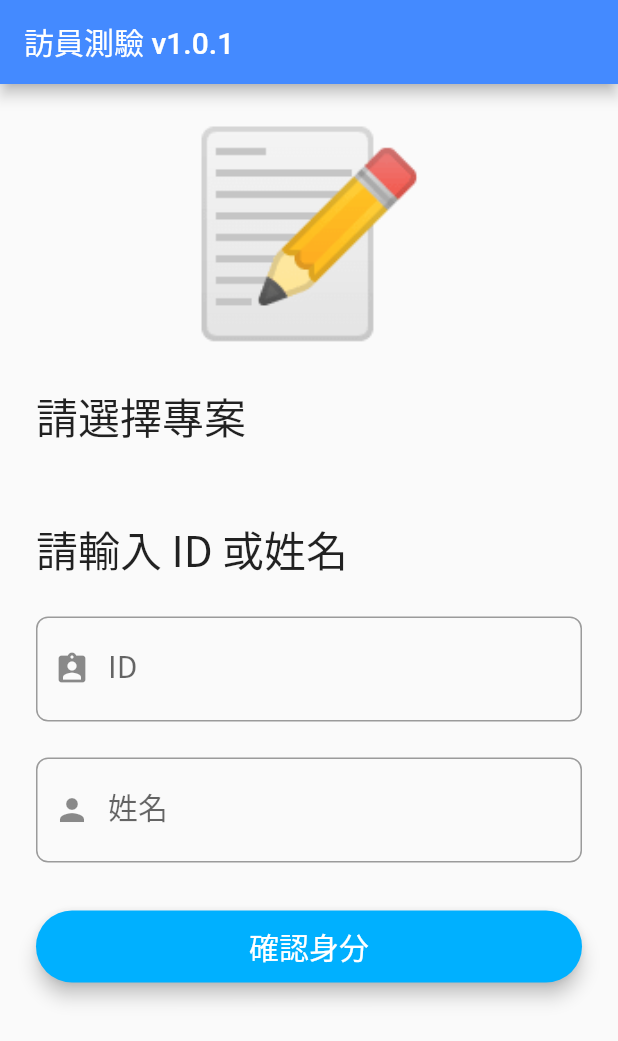
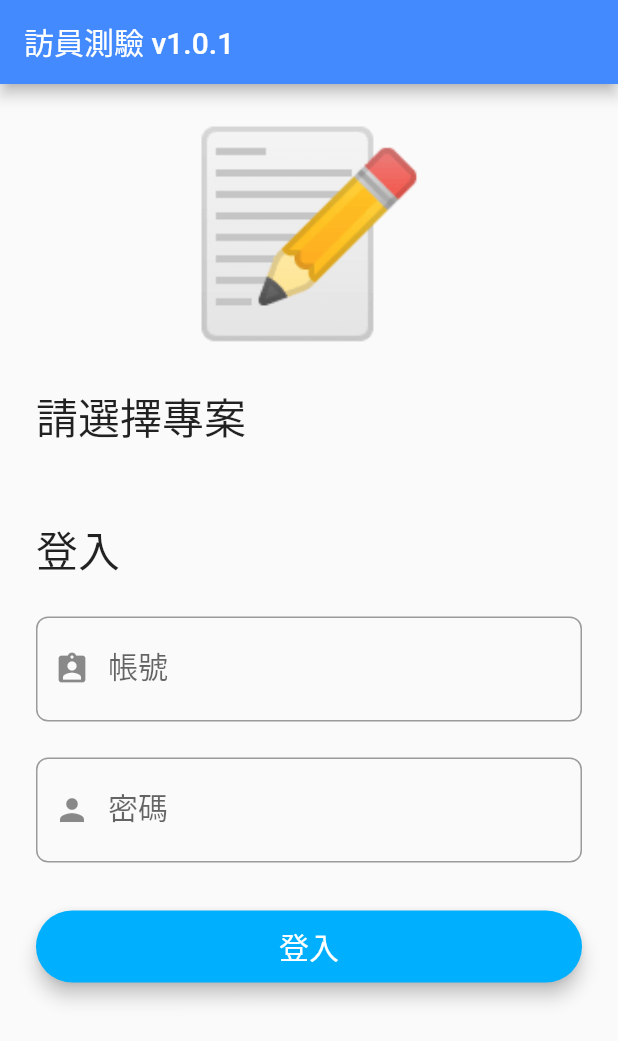
Before and after one commit to yun-cheng/survey-app, a Flutter app: the screen it shows after launch, on a phone screen of 412 x 824 dp. Shown: the top 1041 px of the screen. Run offline on Flutter 3.47's test engine with Material 2 defaults, Android fonts, the phone set to English and light mode, and no system bars; our stand-ins replace auto_route, bloc, cloud_firestore, dartz, flushbar, flutter_bloc and 5 more; accounts and stored records are empty; generated files the repository leaves out were written again.

Commit message:
Login using id and password

```diff
--- a/lib/application/auth/auth_event.dart
+++ b/lib/application/auth/auth_event.dart
@@ -1,6 +1,6 @@
-part of 'auth_bloc.dart';
+// part of 'auth_bloc.dart';
 
-@freezed
-abstract class AuthEvent with _$AuthEvent {
-  const factory AuthEvent.authCheckRequested(bool isSuccess) = AuthCheckRequested;
-}
+// @freezed
+// abstract class AuthEvent with _$AuthEvent {
+//   const factory AuthEvent.authCheckRequested(bool isSuccess) = AuthCheckRequested;
+// }
--- a/lib/application/auth/auth_state.dart
+++ b/lib/application/auth/auth_state.dart
@@ -1,8 +1,8 @@
-part of 'auth_bloc.dart';
+// part of 'auth_bloc.dart';
 
-@freezed
-abstract class AuthState with _$AuthState {
-  const factory AuthState.initial() = Initial;
-  const factory AuthState.authenticated() = Authenticated;
-  const factory AuthState.unauthenticated() = Unauthenticated;
-}
+// @freezed
+// abstract class AuthState with _$AuthState {
+//   const factory AuthState.initial() = Initial;
+//   const factory AuthState.authenticated() = Authenticated;
+//   const factory AuthState.unauthenticated() = Unauthenticated;
+// }
--- a/lib/application/auth/sign_in_form/sign_in_form_event.dart
+++ b/lib/application/auth/sign_in_form/sign_in_form_event.dart
@@ -8,8 +8,8 @@ abstract class SignInFormEvent with _$SignInFormEvent {
       _ProjectSelected;
   const factory SignInFormEvent.interviewerIdChanged(String interviewerIdStr) =
       _InterviewerIdChanged;
-  const factory SignInFormEvent.interviewerNameChanged(
-      String interviewerNameStr) = _InterviewerNameChanged;
+  const factory SignInFormEvent.passwordChanged(
+      String passwordStr) = _PasswordChanged;
   const factory SignInFormEvent.signInPressed() = _SignInPressed;
   const factory SignInFormEvent.signedOut() = _SignedOut;
 }
--- a/lib/application/auth/sign_in_form/sign_in_form_state.dart
+++ b/lib/application/auth/sign_in_form/sign_in_form_state.dart
@@ -5,20 +5,19 @@ abstract class SignInFormState with _$SignInFormState {
   const factory SignInFormState({
     @required ProjectId projectId,
     @required InterviewerId interviewerId,
-    @required InterviewerName interviewerName,
-    @required Interviewer interviewer,
-    @required Option<AuthFailure> failureOption,
+    @required Password password,
+    @required Option<Interviewer> interviewerOption,
+    @required
+        Option<Either<AuthFailure, Interviewer>> authFailureOrInterviewerOption,
     @required bool showErrorMessages,
-    @required bool isSuccess,
   }) = _SignInFormState;
 
   factory SignInFormState.initial() => SignInFormState(
         projectId: ProjectId.empty(),
         interviewerId: InterviewerId.empty(),
-        interviewerName: InterviewerName.empty(),
-        interviewer: Interviewer.empty(),
-        failureOption: none(),
+        password: Password.empty(),
+        interviewerOption: none(),
+        authFailureOrInterviewerOption: none(),
         showErrorMessages: false,
-        isSuccess: false,
       );
 }
--- a/lib/domain/auth/auth_failure.dart
+++ b/lib/domain/auth/auth_failure.dart
@@ -8,8 +8,8 @@ abstract class AuthFailure with _$AuthFailure {
   const factory AuthFailure.insufficientPermission() = _InsufficientPermission;
   const factory AuthFailure.unableToGet() = _UnableToGet;
   const factory AuthFailure.unexpected() = _Unexpected;
-  const factory AuthFailure.interviewerIdAndNameNotFound() =
-      InterviewerIdAndNameNotFound;
-  const factory AuthFailure.interviewerIdAndNameConflict() =
-      InterviewerIdAndNameConflict;
+  const factory AuthFailure.invalidIdAndPasswordCombination() =
+      InvalidIdAndPasswordCombination;
+  // const factory AuthFailure.interviewerIdAndNameConflict() =
+  //     InterviewerIdAndNameConflict;
 }
--- a/lib/domain/auth/i_auth_facade.dart
+++ b/lib/domain/auth/i_auth_facade.dart
@@ -14,9 +14,9 @@ abstract class IAuthFacade {
     @required ProjectId projectId,
   });
   Future<void> getInterviewerListFromAsset();
-  Either<AuthFailure, Interviewer> signInWithInterviewerIdOrName({
+  Either<AuthFailure, Interviewer> signInWithInterviewerIdAndPassword({
     @required InterviewerId interviewerId,
-    @required InterviewerName interviewerName,
+    @required Password password,
     @required KtList<Interviewer> interviewerList,
   });
   Option<Interviewer> getSignedInInterviewer();
--- a/lib/domain/auth/interviewer.dart
+++ b/lib/domain/auth/interviewer.dart
@@ -12,11 +12,13 @@ abstract class Interviewer implements _$Interviewer {
   const factory Interviewer({
     @required InterviewerId id,
     @required InterviewerName name,
+    @required Password password,
   }) = _Interviewer;
 
   factory Interviewer.empty() => Interviewer(
         id: InterviewerId.empty(),
         name: InterviewerName.empty(),
+        password: Password.empty(),
       );
 
   Option<ValueFailure<dynamic>> get failureOption {
@@ -24,6 +26,7 @@ abstract class Interviewer implements _$Interviewer {
         .id
         .failureOrUnit
         .andThen(name.failureOrUnit)
+        .andThen(password.failureOrUnit)
         .fold((f) => some(f), (_) => none());
   }
 }
--- a/lib/domain/auth/value_objects.dart
+++ b/lib/domain/auth/value_objects.dart
@@ -17,6 +17,22 @@ class InterviewerId extends ValueObject<String> {
   factory InterviewerId.empty() => InterviewerId('');
 
   const InterviewerId._(this.value);
+}
+
+class Password extends ValueObject<String> {
+  @override
+  final Either<ValueFailure<String>, String> value;
+
+  factory Password(String input) {
+    assert(input != null);
+    return Password._(
+      validateStringNotEmpty(input),
+    );
+  }
+
+  factory Password.empty() => Password('');
+
+  const Password._(this.value);
 }
 
 class InterviewerName extends ValueObject<String> {
--- a/lib/infrastructure/auth/interviewer_dtos.dart
+++ b/lib/infrastructure/auth/interviewer_dtos.dart
@@ -44,12 +44,14 @@ abstract class InterviewerDto implements _$InterviewerDto {
   const factory InterviewerDto({
     @required String id,
     @required String name,
+    @required String password,
   }) = _InterviewerDto;
 
   factory InterviewerDto.fromDomain(Interviewer interviewer) {
     return InterviewerDto(
       id: interviewer.id.getOrCrash(),
       name: interviewer.name.getOrCrash(),
+      password: interviewer.password.getOrCrash(),
     );
   }
 
@@ -57,6 +59,7 @@ abstract class InterviewerDto implements _$InterviewerDto {
     return Interviewer(
       id: InterviewerId(id),
       name: InterviewerName(name),
+      password: Password(password),
     );
   }
 
--- a/lib/injection.iconfig.dart
+++ b/lib/injection.iconfig.dart
@@ -17,7 +17,6 @@ import 'package:interviewer_quiz_flutter_app/application/auth/project_list/proje
 import 'package:interviewer_quiz_flutter_app/application/quiz/question_list/question_list_bloc.dart';
 import 'package:interviewer_quiz_flutter_app/application/quiz/question_page/question_page_bloc.dart';
 import 'package:interviewer_quiz_flutter_app/application/auth/sign_in_form/sign_in_form_bloc.dart';
-import 'package:interviewer_quiz_flutter_app/application/auth/auth_bloc.dart';
 import 'package:interviewer_quiz_flutter_app/application/quiz/question/question_bloc.dart';
 import 'package:interviewer_quiz_flutter_app/application/quiz_list/quiz_list_bloc.dart';
 import 'package:get_it/get_it.dart';
@@ -39,7 +38,6 @@ void $initGetIt(GetIt g, {String environment}) {
       () => QuestionPageBloc(g<QuestionListBloc>()));
   g.registerFactory<SignInFormBloc>(
       () => SignInFormBloc(g<IAuthFacade>(), g<InterviewerListBloc>()));
-  g.registerFactory<AuthBloc>(() => AuthBloc(g<SignInFormBloc>()));
   g.registerFactory<QuestionBloc>(() => QuestionBloc(
         g<IQuizRepository>(),
         g<QuestionListBloc>(),
--- a/lib/presentation/core/app_widget.dart
+++ b/lib/presentation/core/app_widget.dart
@@ -32,11 +32,11 @@ class AppWidget extends StatelessWidget {
             BlocProvider.of<InterviewerListBloc>(context),
           ),
         ),
-        BlocProvider(
-          create: (context) => AuthBloc(
-            BlocProvider.of<SignInFormBloc>(context),
-          ),
-        ),
+        // BlocProvider(
+        //   create: (context) => AuthBloc(
+        //     BlocProvider.of<SignInFormBloc>(context),
+        //   ),
+        // ),
       ],
       child: MaterialApp(
         title: '訪員測驗',
--- a/lib/presentation/sign_in/widgets/sign_in_form.dart
+++ b/lib/presentation/sign_in/widgets/sign_in_form.dart
@@ -16,46 +16,24 @@ class SignInForm extends StatelessWidget {
     return BlocConsumer<SignInFormBloc, SignInFormState>(
       listener: (context, state) {
         // NOTE 監聽是否登入成功
-        if (!state.isSuccess) {
-          state.failureOption.fold(
+        state.authFailureOrInterviewerOption.fold(
           () {},
-            (failure) {
+          (either) => either.fold((failure) {
             FlushbarHelper.createError(
               message: failure.map(
                 serverError: (_) => '伺服器錯誤',
-                  interviewerIdAndNameNotFound: (_) => '找不到訪員ID或姓名',
-                  interviewerIdAndNameConflict: (_) => '...',
+                invalidIdAndPasswordCombination: (_) => '帳號或密碼錯誤',
                 insufficientPermission: (_) => '權限不足',
                 unableToGet: (_) => '無法取得',
                 unexpected: (_) => '未知錯誤',
               ),
             ).show(context);
-            },
+          }, (_) {
+            ExtendedNavigator.of(context).pushQuizListPage();
+          }),
         );
-        }
       },
       builder: (context, state) {
-        // HIGHLIGHT 必須要使用完整的 context.bloc<SignInFormBloc>().state，
-        // HIGHLIGHT 才不會只驗證上一個動作的結果
-        String validateInterviewerIdAndName() {
-          final _state = context.bloc<SignInFormBloc>().state;
-          final isValidInterviewerId = _state.interviewerId.isValid();
-          final isValidInterviewerName = _state.interviewerName.isValid();
-
-          if (isValidInterviewerId || isValidInterviewerName) {
-            return null;
-          } else {
-            return '訪員ID或訪員姓名不能為空';
-          }
-        }
-
-        String interviewerId;
-        String interviewerName;
-        if (state.isSuccess) {
-          interviewerId = state.interviewer.id.getOrCrash();
-          interviewerName = state.interviewer.name.getOrCrash();
-        }
-
         return Form(
           autovalidate: state.showErrorMessages,
           child: Column(
@@ -78,90 +56,19 @@ class SignInForm extends StatelessWidget {
               const SizedBox(height: 24.0),
               Selector(),
               const SizedBox(height: 24.0),
-              Visibility(
-                visible: !state.isSuccess,
-                maintainSize: true,
-                maintainAnimation: true,
-                maintainState: true,
-                child: const Text(
-                  '請輸入 ID 或姓名',
+              const Text(
+                '登入',
                 style: TextStyle(
                   fontSize: 28.0,
                   fontFamily: 'NotoSansTC',
                 ),
               ),
-              ),
-              if (state.isSuccess) ...[
-                DataTable(
-                  columns: const [
-                    DataColumn(
-                      label: Text(
-                        'ID',
-                        style: TextStyle(
-                          fontSize: 32.0,
-                          fontFamily: 'NotoSansTC',
-                        ),
-                      ),
-                    ),
-                    DataColumn(
-                      label: Text(
-                        '姓名',
-                        style: TextStyle(
-                          fontSize: 32.0,
-                          fontFamily: 'NotoSansTC',
-                        ),
-                      ),
-                    ),
-                  ],
-                  rows: [
-                    DataRow(
-                      cells: [
-                        DataCell(
-                          Text(
-                            interviewerId,
-                            style: const TextStyle(
-                              fontSize: 32.0,
-                              fontFamily: 'NotoSansTC',
-                            ),
-                          ),
-                        ),
-                        DataCell(
-                          Text(
-                            interviewerName,
-                            style: const TextStyle(
-                              fontSize: 32.0,
-                              fontFamily: 'NotoSansTC',
-                            ),
-                          ),
-                        ),
-                      ],
-                    ),
-                  ],
-                ),
-                const SizedBox(height: 52.0),
-                RoundedButton(
-                  title: '不是我，重新輸入',
-                  color: Colors.red[600],
-                  onPressed: () {
-                    context
-                        .bloc<SignInFormBloc>()
-                        .add(const SignInFormEvent.signedOut());
-                  },
-                ),
-                RoundedButton(
-                  title: '是我，開始測驗',
-                  color: Colors.greenAccent[400],
-                  onPressed: () {
-                    ExtendedNavigator.of(context).pushQuizListPage();
-                  },
-                ),
-              ] else ...[
               const SizedBox(height: 24.0),
               TextFormField(
                 style: const TextStyle(fontSize: 20.0),
                 decoration: const InputDecoration(
                   prefixIcon: Icon(Icons.assignment_ind),
-                    labelText: 'ID',
+                  labelText: '帳號',
                   labelStyle: TextStyle(fontSize: 20.0),
                   errorStyle: TextStyle(fontSize: 16.0),
                 ),
@@ -169,26 +76,48 @@ class SignInForm extends StatelessWidget {
                 onChanged: (value) => context
                     .bloc<SignInFormBloc>()
                     .add(SignInFormEvent.interviewerIdChanged(value)),
-                  validator: (_) => validateInterviewerIdAndName(),
+                // HIGHLIGHT 必須要使用完整的 context.bloc<SignInFormBloc>().state，
+                // HIGHLIGHT 才不會只驗證上一個動作的結果
+                validator: (_) => context
+                    .bloc<SignInFormBloc>()
+                    .state
+                    .interviewerId
+                    .value
+                    .fold(
+                      (f) => f.maybeMap(
+                        empty: (_) => '帳號不能為空',
+                        orElse: () => null,
+                      ),
+                      (_) => null,
+                    ),
               ),
               const SizedBox(height: 24.0),
               TextFormField(
                 style: const TextStyle(fontSize: 20.0),
                 decoration: const InputDecoration(
                   prefixIcon: Icon(Icons.person),
-                      labelText: '姓名',
+                  labelText: '密碼',
                   labelStyle: TextStyle(fontSize: 20.0),
                   errorStyle: TextStyle(fontSize: 16.0),
                   // contentPadding: ,
                 ),
                 autocorrect: false,
+                obscureText: true,
                 onChanged: (value) => context
                     .bloc<SignInFormBloc>()
-                        .add(SignInFormEvent.interviewerNameChanged(value)),
-                    validator: (_) => validateInterviewerIdAndName()),
+                    .add(SignInFormEvent.passwordChanged(value)),
+                validator: (_) =>
+                    context.bloc<SignInFormBloc>().state.password.value.fold(
+                          (f) => f.maybeMap(
+                            empty: (_) => '密碼不能為空',
+                            orElse: () => null,
+                          ),
+                          (_) => null,
+                        ),
+              ),
               const SizedBox(height: 16.0),
               RoundedButton(
-                  title: '確認身分',
+                title: '登入',
                 color: Colors.lightBlueAccent[400],
                 onPressed: () {
                   context.bloc<SignInFormBloc>().add(
@@ -197,7 +126,6 @@ class SignInForm extends StatelessWidget {
                 },
               ),
             ],
-            ],
           ),
         );
       },
```
Also changed, not shown: lib/application/auth/auth_bloc.dart (+27 -27 lines), lib/application/auth/sign_in_form/sign_in_form_bloc.dart (+12 -23 lines), lib/application/quiz/question/question_bloc.dart (+7 -6 lines), lib/application/quiz_list/quiz_list_bloc.dart (+13 -4 lines), lib/infrastructure/auth/manual_auth_facade.dart (+8 -12 lines), lib/presentation/splash/splash_page.dart (+28 -28 lines), lib/application/auth/auth_bloc.freezed.dart (deleted), lib/application/auth/sign_in_form/sign_in_form_bloc.freezed.dart, lib/domain/auth/auth_failure.freezed.dart, lib/domain/auth/interviewer.freezed.dart, lib/infrastructure/auth/interviewer_dtos.freezed.dart, lib/infrastructure/auth/interviewer_dtos.g.dart. Lines whose indentation alone changed are shown as unchanged.
